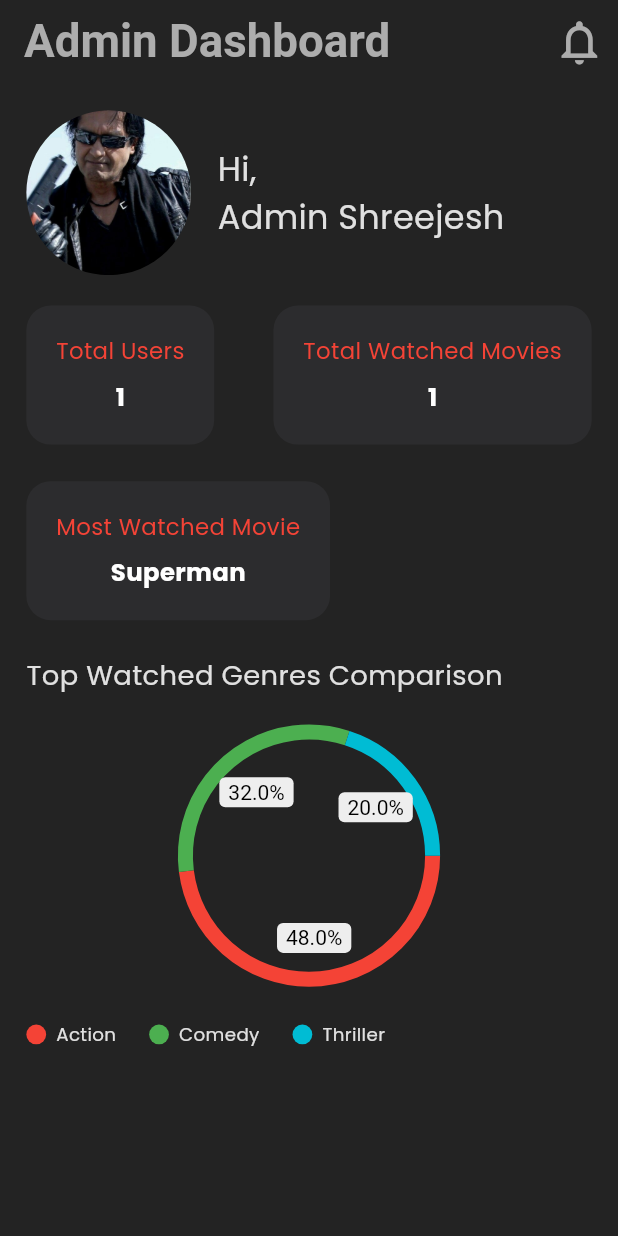
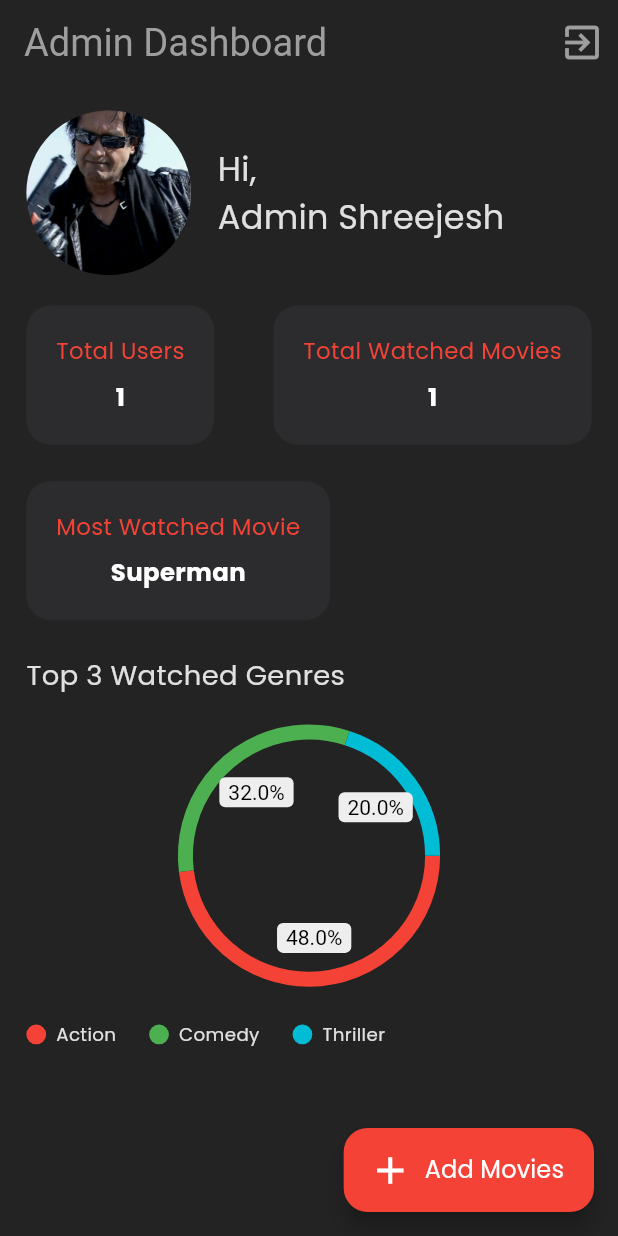
Before and after one commit to Shreejesh10/Movix, a Flutter app: the AdminDashboard screen opened by its route, on a phone screen of 412 x 824 dp. Run offline on Flutter 3.47's test engine with Material 3 defaults, Android fonts, the phone set to English and light mode, and no system bars; drawn by our look-alikes of pie_chart; our stand-ins replace curved_navigation_bar, flutter_screenutil; project files that could hold a hidden picture were left out.

Commit message:
admin page completed

```diff
--- a/lib/core/route_config/route_config.dart
+++ b/lib/core/route_config/route_config.dart
@@ -6,6 +6,7 @@ import 'package:recommender/features/dashboard/admin_dashboard.dart';
 import 'package:recommender/features/dashboard/home.dart';
 import 'package:recommender/features/dashboard/user_dashboard.dart';
 import 'package:recommender/features/dashboard/user_profile.dart';
+import 'package:recommender/models/addMovie.dart';
 import 'package:recommender/models/lists.dart';
 import 'package:recommender/models/movie_details.dart';
 import 'package:recommender/models/onboarding_screen.dart';
@@ -42,6 +43,8 @@ class RouteConfig {
         return MaterialPageRoute(builder: (_) => const MovieDetailsScreen());
       case RouteName.adminDashboard:
         return MaterialPageRoute(builder: (_) => const AdminDashboard());
+      case RouteName.addMovieScreen:
+        return MaterialPageRoute(builder:  (_) => const AddMovieScreen());
 
       default:
         return _errorRoute();
--- a/lib/core/route_config/route_names.dart
+++ b/lib/core/route_config/route_names.dart
@@ -18,5 +18,6 @@ class RouteName {
   static const String viewallScreen = '/viewallScreen';
   static const String movieDetailScreen = '/movieDetailsScreen';
   static const String adminDashboard = '/adminDashboard';
+  static const String addMovieScreen = '/addMovieScreen';
 
 }
--- a/lib/features/dashboard/admin_dashboard.dart
+++ b/lib/features/dashboard/admin_dashboard.dart
@@ -2,6 +2,7 @@ import 'package:flutter/material.dart';
 import 'package:flutter_screenutil/flutter_screenutil.dart';
 import 'package:pie_chart/pie_chart.dart';
 import 'package:recommender/common_widgets/custom_app_bar.dart';
+import 'package:recommender/core/route_config/route_names.dart';
 
 class AdminDashboard extends StatefulWidget {
   const AdminDashboard({super.key});
@@ -25,15 +26,32 @@ class _AdminDashboardState extends State<AdminDashboard> {
 
   @override
   Widget build(BuildContext context) {
-    return Scaffold(
-      appBar: CustomAppBar(title: 'Admin Dashboard'),
+    return PopScope(
+      canPop: false,
+      child: Scaffold(
+        appBar: AppBar(
+          automaticallyImplyLeading: false,
+          title: Text(
+            "Admin Dashboard",
+            style: TextStyle( color: Colors.grey,fontSize: 25.sp),
+          ),
+          actions: [
+            IconButton(
+              icon: const Icon(Icons.exit_to_app, color: Colors.grey, size: 30,),
+              onPressed: () {
+                Navigator.pushNamed(context, AuthRouteName.loginScreen);
+              },
+            ),
+          ],
+        ),
+
         body: Padding(
           padding: EdgeInsets.all(16.w),
           child: SingleChildScrollView(
             child: Column(
               crossAxisAlignment: CrossAxisAlignment.start,
               children: [
-              // Profile Row
+                // 👤 Profile Row
                 Row(
                   children: [
                     Container(
@@ -59,7 +77,7 @@ class _AdminDashboardState extends State<AdminDashboard> {
                 ),
                 SizedBox(height: 20.h),
 
-              // Cards
+                // 🧾 Info Cards
                 Row(
                   mainAxisAlignment: MainAxisAlignment.spaceBetween,
                   children: [
@@ -72,14 +90,12 @@ class _AdminDashboardState extends State<AdminDashboard> {
                 _infoCard("Most Watched Movie", 'Superman', fullWidth: true),
                 SizedBox(height: 24.h),
 
-              // Pie Chart Title
+                // 📊 Pie Chart Section
                 Text(
-                'Top Watched Genres Comparison',
+                  'Top 3 Watched Genres',
                   style: TextStyle(fontSize: 18.sp, color: Colors.grey[300]),
                 ),
                 SizedBox(height: 16.h),
-
-              // Pie Chart
                 PieChart(
                   dataMap: topWatchedGenresMap,
                   colorList: topGenreColors,
@@ -95,7 +111,7 @@ class _AdminDashboardState extends State<AdminDashboard> {
                 ),
                 SizedBox(height: 20.h),
 
-              // Custom Legend
+                // 🎯 Custom Legend
                 Wrap(
                   spacing: 20.w,
                   runSpacing: 10.h,
@@ -106,6 +122,20 @@ class _AdminDashboardState extends State<AdminDashboard> {
                   ],
                 ),
               ],
+            ),
+          ),
+        ),
+
+        // ➕ Floating Action Button
+        floatingActionButton: FloatingActionButton.extended(
+          onPressed: () {
+            Navigator.pushNamed(context, RouteName.addMovieScreen);
+          },
+          backgroundColor: Colors.red,
+          icon: const Icon(Icons.add, size: 30, color: Colors.white),
+          label: const Text(
+            'Add Movies',
+            style: TextStyle(color: Colors.white, fontSize: 16),
           ),
         ),
       ),
```
Also changed, not shown: lib/models/addMovie.dart (added, +17 -0 lines), pubspec.lock. Lines whose indentation alone changed are shown as unchanged.
